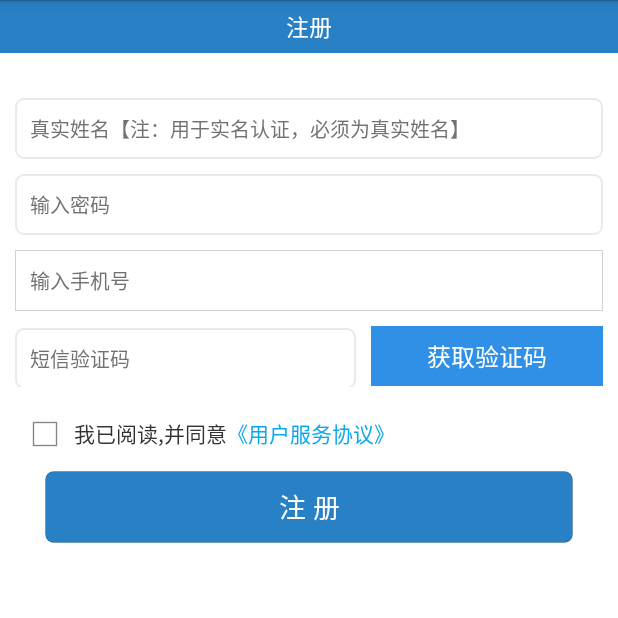
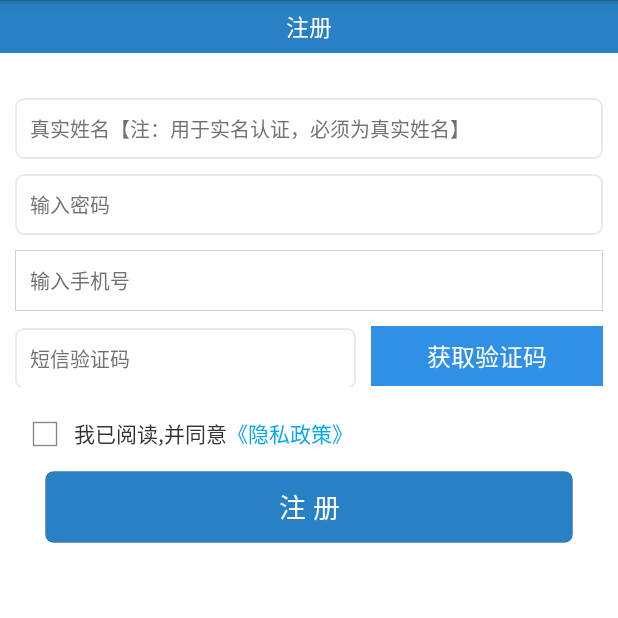
Before and after one commit to zane618/HelplHouseAndorid-master, an Android app: the RegisterActivity screen opened directly, with no data from a screen before it, on a phone screen of 412 x 824 dp, the top half of it. Run offline under Robolectric (Android 15) with nearby library versions, the phone set to English and light mode, and no system bars; our stand-ins replace CircleImageView.

```diff
--- a/app/src/main/java/com/zidiv/realty/activity/RegisterActivity.java
+++ b/app/src/main/java/com/zidiv/realty/activity/RegisterActivity.java
@@ -237,7 +237,7 @@ public class RegisterActivity extends BaseActivity {
     @Override
     public void initData() {
         ((TextView) findViewById(R.id.title_text)).setText("注册");
-        String str_Temp = "我已阅读,并同意<font color='#09A7F0'>《用户服务协议》</font>";
+        String str_Temp = "我已阅读,并同意<font color='#09A7F0'>《隐私政策》</font>";
         TextView tv_protocol = (TextView) findViewById(R.id.tv_protocol);
         tv_protocol.setText(Html.fromHtml(str_Temp));
         tv_protocol.setOnClickListener(new View.OnClickListener() {
```
